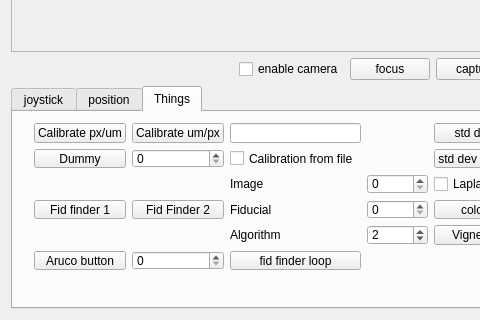
The window that magrathea.ui (gitHleon/magrathea) describes before a commit, drawn with Qt 5; both pictures show x 0 to 480 and y 480 to 800 of the 1400 by 800 pixel window.
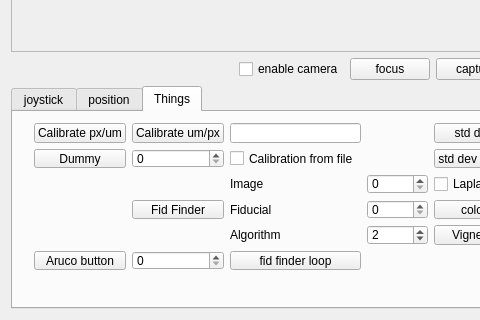
The same window after the commit.

Commit message:
working version with aruco and fiducial finding
Working version with fiducial finding, arucos, calibration and focus. Vertical alignement needs revision.

The edit to the form file:
```diff
--- a/magrathea.ui
+++ b/magrathea.ui
@@ -595,7 +595,7 @@
           <item row="3" column="1">
            <widget class="QPushButton" name="Fiducial_finder_button_2">
             <property name="text">
-             <string>Fid Finder 2</string>
+             <string>Fid Finder</string>
             </property>
            </widget>
           </item>
@@ -613,13 +613,6 @@
             </property>
            </widget>
           </item>
-          <item row="3" column="0">
-           <widget class="QPushButton" name="Fiducial_finder_button_1">
-            <property name="text">
-             <string>Fid finder 1</string>
-            </property>
-           </widget>
-          </item>
           <item row="3" column="4">
            <widget class="QPushButton" name="color_button">
             <property name="text">
```
Left out of the diff: 2 changed lines with no effect on the pictures. The commit also changes 5 other files.
